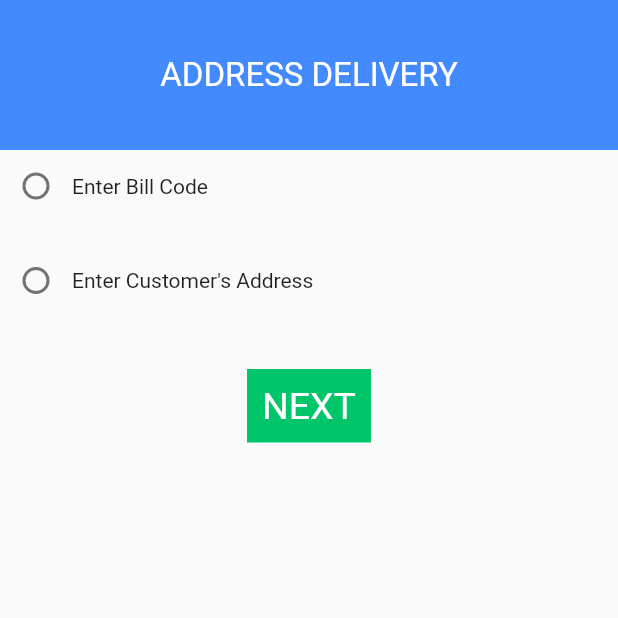
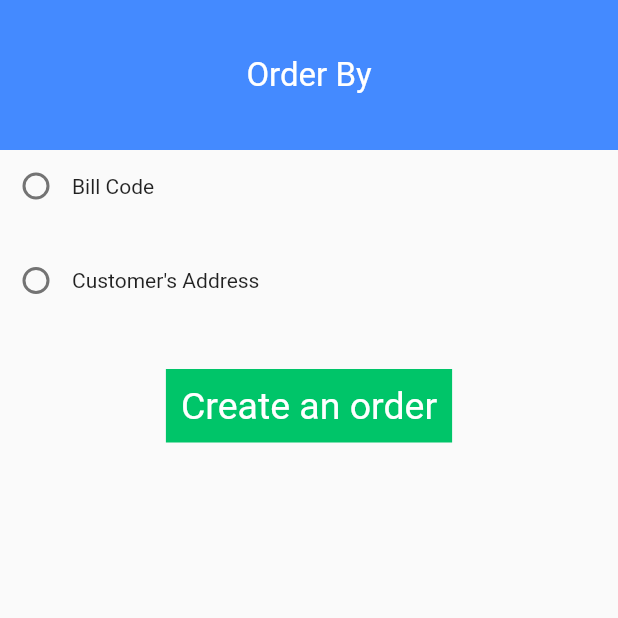
Before and after one commit to xadieukq0397/AppNew, a Flutter app: the AddressCheckOut screen opened by its route, on a phone screen of 412 x 824 dp, the top half of it. Run offline on Flutter 3.47's test engine with Material 2 defaults, Android fonts, the phone set to English and light mode, and no system bars; our stand-ins replace flutter_swipe_action_cell, flutter_typeahead, get, google_fonts, sqflite; accounts and stored records are empty; generated files the repository leaves out were written again.

Commit message:
change language

```diff
--- a/lib/routes/routes.dart
+++ b/lib/routes/routes.dart
@@ -7,7 +7,7 @@ import 'package:responsive_login_ui/views/login_view.dart';
 import 'package:responsive_login_ui/views/signup_view.dart';
 import 'package:responsive_login_ui/views/controller_view.dart';
 
-import '../views/check_out/address_checkout_view.dart';
+import '../views/check_out/order_by_view.dart';
 
 class Routes {
   static const String login = '/login';
--- a/lib/views/check_out/address_checkout_view.dart
+++ b/lib/views/check_out/order_by_view.dart
@@ -28,10 +28,10 @@ class AddressCheckOut extends StatelessWidget {
               height: 100,
               width: double.infinity,
               color: Colors.blueAccent,
-              child: const Center(
+              child: Center(
                 child: Text(
-                  'ADDRESS DELIVERY',
-                  style: TextStyle(
+                  AppLocalizations.of(context)!.titleOrderBy,
+                  style: const TextStyle(
                     fontSize: 22,
                     color: Colors.white,
                   ),
@@ -50,7 +50,7 @@ class AddressCheckOut extends StatelessWidget {
                           checkOutController.onChangedDelivery(value);
                         },
                       ),
-                      const Text("Enter Bill Code"),
+                      Text(AppLocalizations.of(context)!.titleBillCode),
                     ],
                   ),
                   checkOutController.selectTypeDelivery == "billCode"
@@ -58,9 +58,10 @@ class AddressCheckOut extends StatelessWidget {
                           padding: const EdgeInsets.all(16),
                           child: TextField(
                               controller: _billCodeController,
-                              decoration: const InputDecoration(
-                                hintText: "Enter Bill Code",
-                                border: OutlineInputBorder(
+                              decoration: InputDecoration(
+                                hintText: AppLocalizations.of(context)!
+                                    .textFieldBillCode,
+                                border: const OutlineInputBorder(
                                   borderRadius:
                                       BorderRadius.all(Radius.circular(10)),
                                 ),
@@ -81,7 +82,7 @@ class AddressCheckOut extends StatelessWidget {
                           checkOutController.onChangedDelivery(value);
                         },
                       ),
-                      const Text("Enter Customer's Address"),
+                      Text(AppLocalizations.of(context)!.titleCustomerAddress),
                     ],
                   ),
                   checkOutController.selectTypeDelivery == "address"
@@ -189,9 +190,9 @@ class AddressCheckOut extends StatelessWidget {
                   decoration: const BoxDecoration(
                     color: Color(0xff00C569),
                   ),
-                  child: const Text(
-                    'NEXT',
-                    style: TextStyle(
+                  child: Text(
+                    AppLocalizations.of(context)!.orderButton,
+                    style: const TextStyle(
                       fontSize: 25,
                       color: Colors.white,
                     ),
--- a/lib/views/login_view.dart
+++ b/lib/views/login_view.dart
@@ -1,12 +1,7 @@
 import 'package:flutter/material.dart';
 import 'package:get/get.dart';
-import 'package:responsive_login_ui/controller/address_controller.dart';
-import 'package:responsive_login_ui/controller/cart_controller.dart';
-import 'package:responsive_login_ui/controller/controller_view_controller.dart';
-import 'package:responsive_login_ui/controller/order_controller.dart';
 import '../config/ui_constants.dart';
 import '../controller/auth_controller.dart';
-import '../controller/product_controller.dart';
 import '../routes/routes.dart';
 import 'package:flutter_gen/gen_l10n/app_localizations.dart';
 
```
Also changed, not shown: lib/l10n/app_en.arb (+68 -0 lines), lib/l10n/app_vi.arb (+18 -1 lines), lib/views/cart_view.dart (+19 -15 lines), lib/views/check_out/select_transport_view.dart (+9 -8 lines), lib/views/home_view.dart (+11 -15 lines).
